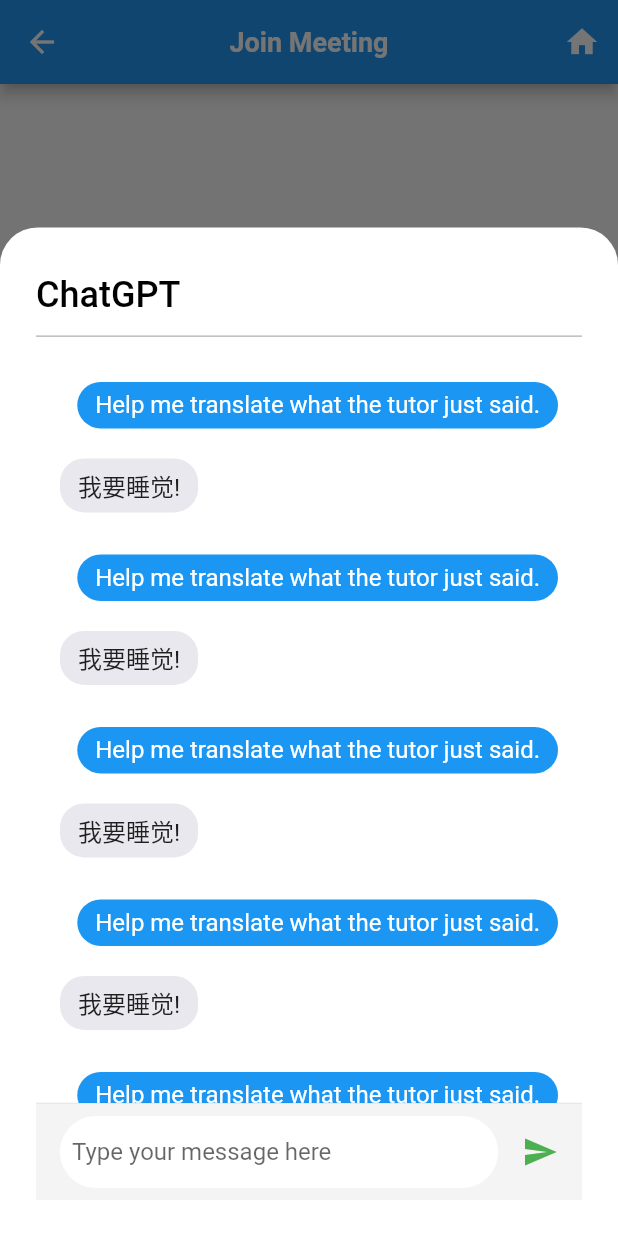
After one commit to nnpanh/advanced-mobile-lettutor, a Flutter app: the JoinMeetingPage screen opened directly, after a tap on the "message" icon, on a phone screen of 412 x 824 dp. The commit adds this screen. Run offline on Flutter 3.47's test engine with Material 2 defaults, Android fonts, the phone set to English and light mode, and no system bars; drawn by our look-alikes of chat_bubbles; our stand-ins replace animated_splash_screen, chips_choice, country_picker, flutter_rating_bar, font_awesome_flutter and 2 more; missing offline and left inert: dart:ffi, syncfusion_flutter_pdfviewer; network calls fail.

Commit message:
join meeting room

```diff
--- a/lib/config/router.dart
+++ b/lib/config/router.dart
@@ -4,6 +4,7 @@ import 'package:lettutor/view/authentication/forgot_pass_page.dart';
 import 'package:lettutor/view/authentication/login_page.dart';
 import 'package:lettutor/view/authentication/sign_up_page.dart';
 import 'package:lettutor/view/courses/lesson_detail_page.dart';
+import 'package:lettutor/view/schedule/join_meeting_page.dart';
 import 'package:lettutor/view/schedule/learning_history_page.dart';
 import 'package:lettutor/view/settings/account_page.dart';
 import 'package:lettutor/view/settings/become_tutor_page.dart';
@@ -44,6 +45,7 @@ class MyRouter {
   static const String schedule = 'Schedule';
   static const String learningHistory = 'Learning History';
   static const String analysis = 'Analysis';
+  static const String joinMeeting = 'Join Meeting';
 
   //Settings
   static const String setting = 'Settings';
@@ -109,6 +111,8 @@ class MyRouter {
       //Schedule
       case schedule:
         return successRoute(const SchedulePage(), settings);
+      case joinMeeting:
+        return successRoute(const JoinMeetingPage(), settings);
       case learningHistory:
         return successRoute(const LearningHistoryPage(), settings);
       // case analysis:
--- a/lib/view/common_widgets/chip_dropdown.dart
+++ b/lib/view/common_widgets/chip_dropdown.dart
@@ -65,7 +65,7 @@ class _ChipDropdownState extends State<ChipDropdown> {
 
   void onPressedAdd(BuildContext context, Size size) {Widget child =
       LimitedBox(
-        maxHeight: size.height * 0.4,
+        maxHeight: size.height * 0.8,
         maxWidth: size.width,
         child: ListView.builder(
           itemCount: widget.options.length,
--- a/lib/view/common_widgets/dialogs/base_dialog/bottom_sheet_dialog.dart
+++ b/lib/view/common_widgets/dialogs/base_dialog/bottom_sheet_dialog.dart
@@ -5,6 +5,7 @@ void showBottomDialog(BuildContext context, String title, Widget widget) {
   showModalBottomSheet(
     backgroundColor: Colors.white,
     context: context,
+    isScrollControlled: true,
     shape: const RoundedRectangleBorder(
       borderRadius: BorderRadius.vertical(
         top: Radius.circular(25),
--- a/lib/view/home_page.dart
+++ b/lib/view/home_page.dart
@@ -5,6 +5,7 @@ import 'package:lettutor/view/common_widgets/chip_button.dart';
 import 'package:lettutor/view/common_widgets/default_style.dart';
 import 'package:lettutor/view/tutors/widgets/tutor_card.dart';
 
+import '../config/router.dart';
 import '../const/export_const.dart';
 import '../model/tutor_model.dart';
 import '../utils/utils.dart';
@@ -79,7 +80,9 @@ class _HomePageState extends State<HomePage> {
                               child: Container(
                                 // alignment: Alignment.centerLeft,
                                 child: ChipButton(
-                                  callback: () {},
+                                  callback: () {
+                                    Navigator.of(context).pushNamed(MyRouter.joinMeeting);
+                                  },
                                   title: '  Join  ',
                                   hasIcon: false,
                                   chipType: ButtonType.filledWhiteButton,
--- /dev/null
+++ b/lib/view/schedule/join_meeting_page.dart
@@ -0,0 +1,89 @@
+import 'package:chat_bubbles/bubbles/bubble_special_three.dart';
+import 'package:chat_bubbles/message_bars/message_bar.dart';
+import 'package:flutter/material.dart';
+import 'package:lettutor/config/router.dart';
+import 'package:lettutor/const/const_value.dart';
+import 'package:lettutor/view/common_widgets/default_style.dart';
+
+import '../common_widgets/dialogs/base_dialog/bottom_sheet_dialog.dart';
+import '../common_widgets/dialogs/base_dialog/confirm_dialog.dart';
+
+class JoinMeetingPage extends StatefulWidget {
+  const JoinMeetingPage({super.key});
+
+  @override
+  State<JoinMeetingPage> createState() => _JoinMeetingPageState();
+}
+
+class _JoinMeetingPageState extends State<JoinMeetingPage> {
+  @override
+  Widget build(BuildContext context) {
+    Size size = MediaQuery.of(context).size;
+    return Scaffold(
+      appBar: appBarDefault(MyRouter.joinMeeting, context),
+      body: Center(
+        child: Image.asset(ImagesPath.video)
+      ),
+      floatingActionButton:
+      FloatingActionButton(onPressed: () { onPressedTime(context, size); },
+        child: Icon(Icons.message, color: Colors.white,),
+        backgroundColor: Colors.blue,
+      ),
+    );
+  }
+  void onPressedTime(BuildContext context, Size size) {
+    List<String> options = [];
+    for (var i = 0; i<10; i++) {
+      options.add('This is a kind of chat box');
+    }
+
+    Widget child = Column(
+      children: [
+        LimitedBox(
+          maxHeight: size.height * 0.6, // Change as per your requirement
+          maxWidth: size.width, // Change as per your requirement
+          child: ListView.builder(
+            shrinkWrap: true,
+            itemCount: options.length,
+            itemBuilder: (BuildContext context, int index) {
+              return Container(
+                padding: const EdgeInsets.symmetric(vertical: 4),
+                child: Column(
+                  children: [
+                    Container(
+                      padding: EdgeInsets.symmetric(vertical: 8),
+                      child: BubbleSpecialThree(
+                        text: 'Help me translate what the tutor just said.',
+                        color: Color(0xFF1B97F3),
+                        tail: false,
+                        textStyle: TextStyle(
+                            color: Colors.white,
+                            fontSize: 16
+                        ),
+                      ),
+                    ),
+                     Container(
+                       padding: EdgeInsets.symmetric(vertical: 8),
+                       child: BubbleSpecialThree(
+                        text: "我要睡觉!",
+                        color: Color(0xFFE8E8EE),
+                        tail: false,
+                        isSender: false,
+                    ),
+                     ),
+                  ],
+                ),
+              );
+            },
+          ),
+        ),
+        Divider(height: 1,),
+        MessageBar(
+          onSend: (_) => print(_),
+        ),
+      ],
+    );
+
+    showBottomDialog(context, 'ChatGPT', child);
+  }
+}
--- a/lib/view/schedule/learning_history_page.dart
+++ b/lib/view/schedule/learning_history_page.dart
@@ -111,7 +111,7 @@ class _LearningHistoryPageState extends State<LearningHistoryPage> {
 
   void onPressedFilter(BuildContext context, Size size) {
     Widget child = LimitedBox(
-      maxHeight: size.height * 0.5, // Change as per your requirement
+      maxHeight: size.height * 0.8, // Change as per your requirement
       maxWidth: size.width, // Change as per your requirement
       child: ListView.builder(
         shrinkWrap: true,
--- a/lib/view/tutors/booking_detail_page.dart
+++ b/lib/view/tutors/booking_detail_page.dart
@@ -193,7 +193,7 @@ class _BookingDetailPageState extends State<BookingDetailPage> {
     }
 
     Widget child = LimitedBox(
-      maxHeight: size.height * 0.4, // Change as per your requirement
+      maxHeight: size.height * 0.8, // Change as per your requirement
       maxWidth: size.width, // Change as per your requirement
       child: ListView.builder(
         shrinkWrap: true,
--- a/pubspec.yaml
+++ b/pubspec.yaml
@@ -47,6 +47,7 @@ dependencies:
   custom_timer: ^0.2.3
   country_picker: ^2.0.19
   syncfusion_flutter_pdfviewer: ^20.4.53
+  chat_bubbles: ^1.4.1
 
 dev_dependencies:
   flutter_test:
```
Also changed, not shown: pubspec.lock.
